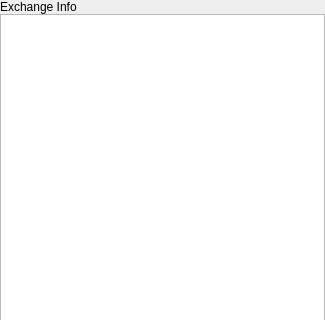
Qt form info/exchangeinfo.ui (CMLDMR/BBOverFloaw) before a commit; both pictures show x 0 to 325 and y 0 to 320 of the 325 by 574 pixel window.
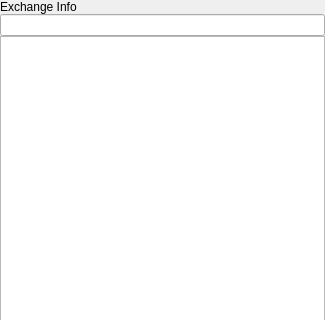
The same form after that commit.

What changed in the file:
```diff
--- a/info/exchangeinfo.ui
+++ b/info/exchangeinfo.ui
@@ -36,6 +36,9 @@
      </property>
     </widget>
    </item>
+   <item>
+    <widget class="QLineEdit" name="lineEdit_filter"/>
+   </item>
    <item>
     <widget class="QTableView" name="tableView">
      <property name="editTriggers">
```
